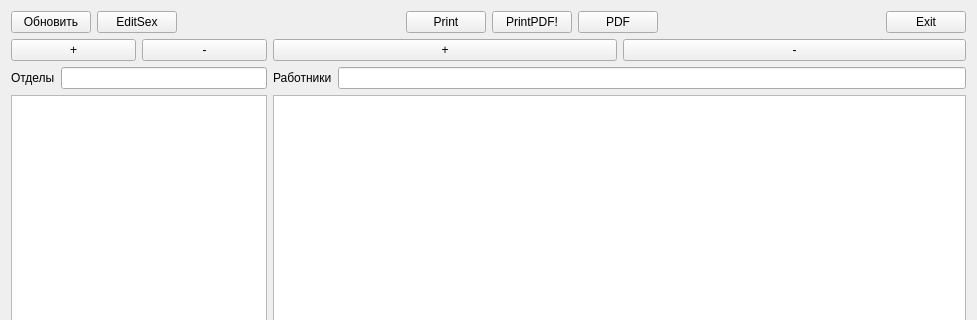
This is mainwidget.ui in GorINIch73/sqlTest as Qt 5 draws it before an edit; both pictures show x 0 to 977 and y 0 to 320 of the 977 by 600 pixel window. The edited form follows.
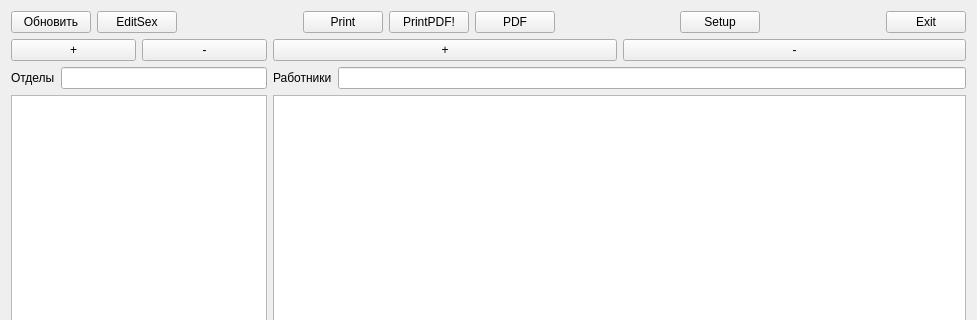
This is the edited form.

```diff
--- a/mainwidget.ui
+++ b/mainwidget.ui
@@ -77,6 +77,26 @@
        </property>
       </spacer>
      </item>
+     <item>
+      <widget class="QPushButton" name="pushButtonSetup">
+       <property name="text">
+        <string>Setup</string>
+       </property>
+      </widget>
+     </item>
+     <item>
+      <spacer name="horizontalSpacer_3">
+       <property name="orientation">
+        <enum>Qt::Horizontal</enum>
+       </property>
+       <property name="sizeHint" stdset="0">
+        <size>
+         <width>40</width>
+         <height>20</height>
+        </size>
+       </property>
+      </spacer>
+     </item>
      <item>
       <widget class="QPushButton" name="pushButton_Exit">
        <property name="text">
```
